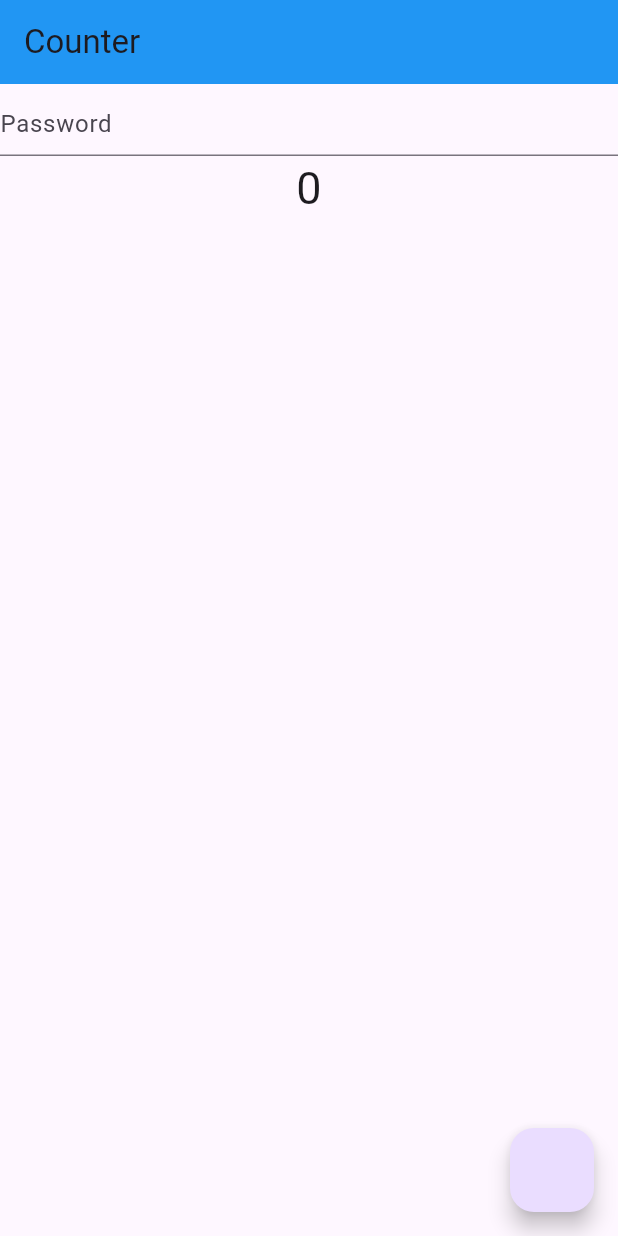
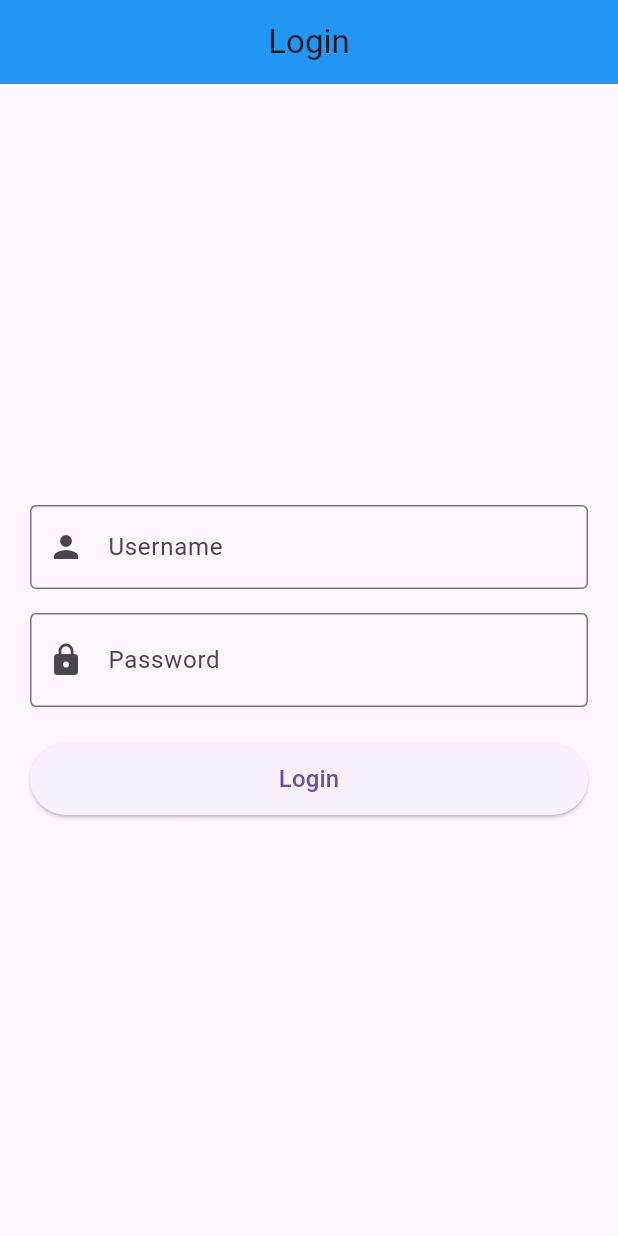
Before and after one commit to 9xRahul/provider_mastering, a Flutter app: the screen it shows after launch, on a phone screen of 412 x 824 dp. Run offline on Flutter 3.47's test engine with Material 3 defaults, Android fonts, the phone set to English and light mode, and no system bars; our stand-ins replace fluttertoast.

Commit message:
Api auth done

```diff
--- a/lib/main.dart
+++ b/lib/main.dart
@@ -1,9 +1,11 @@
 import 'package:flutter/material.dart';
 import 'package:provider/provider.dart';
+import 'package:provider_mastering/provider/auth_provider.dart';
 import 'package:provider_mastering/provider/count_provider.dart';
 import 'package:provider_mastering/provider/fav_provider.dart';
 import 'package:provider_mastering/provider/slider_provider.dart';
 import 'package:provider_mastering/provider/theme_change.dart';
+import 'package:provider_mastering/screens/auth_scree.dart';
 import 'package:provider_mastering/screens/counter.dart';
 import 'package:provider_mastering/screens/counter_stateless.dart';
 import 'package:provider_mastering/screens/dart_theme.dart';
@@ -26,6 +28,7 @@ class MyApp extends StatelessWidget {
         ChangeNotifierProvider(create: (_) => SliderProvider()),
         ChangeNotifierProvider(create: (_) => FavouriteProvider()),
         ChangeNotifierProvider(create: (_) => ThemeChanger()),
+        ChangeNotifierProvider(create: (_) => AuthProvider()),
       ],
 
       child: Builder(
@@ -42,7 +45,7 @@ class MyApp extends StatelessWidget {
               brightness: Brightness.dark,
               appBarTheme: AppBarTheme(color: Colors.red),
             ),
-            home: const CounterStateless(),
+            home: const LoginScreen(),
           );
         },
       ),
--- /dev/null
+++ b/lib/screens/auth_scree.dart
@@ -0,0 +1,111 @@
+import 'package:flutter/material.dart';
+import 'package:provider/provider.dart';
+import 'package:provider_mastering/provider/auth_provider.dart';
+
+class LoginScreen extends StatefulWidget {
+  const LoginScreen({super.key});
+
+  @override
+  State<LoginScreen> createState() => _LoginScreenState();
+}
+
+class _LoginScreenState extends State<LoginScreen> {
+  final _formKey = GlobalKey<FormState>();
+
+  final TextEditingController _usernameController = TextEditingController();
+  final TextEditingController _passwordController = TextEditingController();
+
+  @override
+  void dispose() {
+    _usernameController.dispose();
+    _passwordController.dispose();
+    super.dispose();
+  }
+
+  @override
+  Widget build(BuildContext context) {
+    final authProvider = Provider.of<AuthProvider>(context);
+    return Scaffold(
+      appBar: AppBar(title: const Text("Login"), centerTitle: true),
+      body: Padding(
+        padding: const EdgeInsets.all(20),
+        child: Form(
+          key: _formKey,
+          child: Column(
+            mainAxisAlignment: MainAxisAlignment.center,
+            children: [
+              // Username
+              TextFormField(
+                controller: _usernameController,
+                decoration: const InputDecoration(
+                  labelText: "Username",
+                  border: OutlineInputBorder(),
+                  prefixIcon: Icon(Icons.person),
+                ),
+                validator: (value) {
+                  if (value == null || value.isEmpty) {
+                    return "Please enter username";
+                  }
+                  return null;
+                },
+              ),
+              const SizedBox(height: 16),
+
+              // Password
+              TextFormField(
+                controller: _passwordController,
+                obscureText: authProvider.isObscure,
+                decoration: InputDecoration(
+                  labelText: "Password",
+                  border: OutlineInputBorder(),
+                  prefixIcon: Icon(Icons.lock),
+                  suffix: InkWell(
+                    onTap: () {
+                      if (authProvider.isObscure) {
+                        authProvider.setVisibility(false);
+                      } else {
+                        authProvider.setVisibility(true);
+                      }
+                    },
+                    child: Icon(
+                      authProvider.isObscure
+                          ? Icons.visibility
+                          : Icons.visibility_off,
+                    ),
+                  ),
+                ),
+                validator: (value) {
+                  if (value == null || value.isEmpty) {
+                    return "Please enter password";
+                  }
+                  if (value.length < 6) {
+                    return "Password must be at least 6 characters";
+                  }
+                  return null;
+                },
+              ),
+              const SizedBox(height: 24),
+
+              // Login Button
+              SizedBox(
+                width: double.infinity,
+                height: 48,
+                child: ElevatedButton(
+                  onPressed: () {
+                    authProvider.loginApi(
+                      _usernameController.text,
+                      _passwordController.text,
+                    );
+                  },
+                  child: authProvider.isLoading
+                      ? CircularProgressIndicator()
+                      : const Text("Login", style: TextStyle(fontSize: 16)),
+                ),
+              ),
+            ],
+          ),
+        ),
+      ),
+    );
+  }
+}
--- a/pubspec.yaml
+++ b/pubspec.yaml
@@ -35,6 +35,8 @@ dependencies:
   # Use with the CupertinoIcons class for iOS style icons.
   cupertino_icons: ^1.0.8
   provider: ^6.1.5+1
+  http: ^1.6.0
+  fluttertoast: ^9.0.0
 
 dev_dependencies:
   flutter_test:
```
Also changed, not shown: lib/provider/auth_provider.dart (added, +62 -0 lines), lib/widgets/toast_messenger.dart (added, +13 -0 lines), pubspec.lock.
